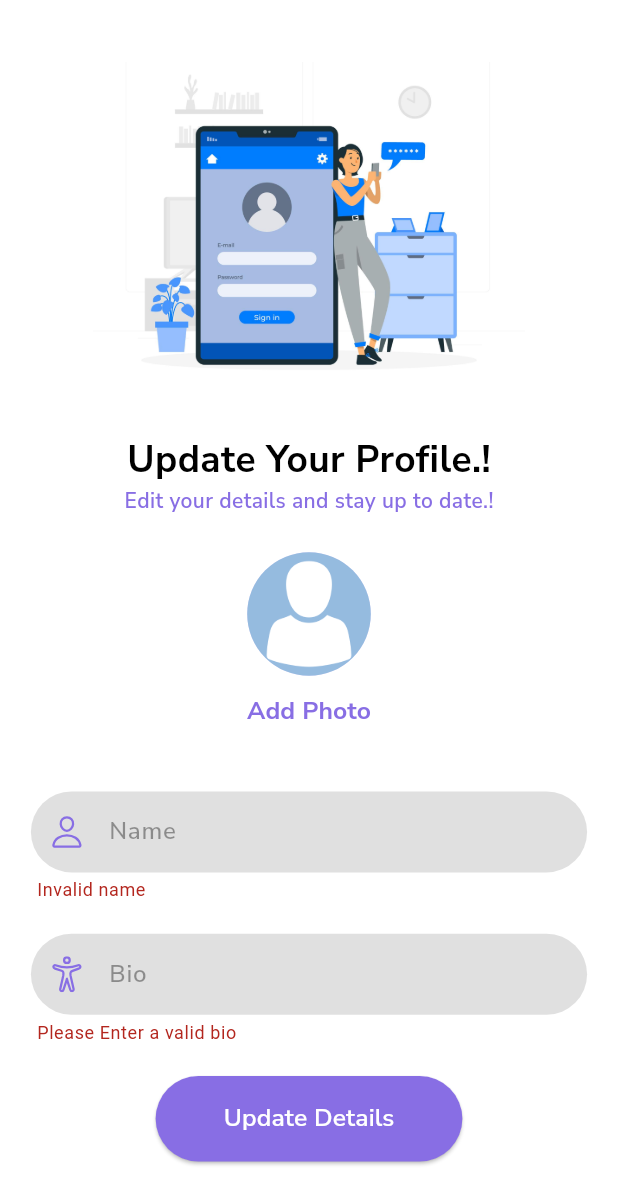
After one commit to NithinYesudas/Alumicet, a Flutter app: the EditProfile screen opened directly, after a tap on "Update Details", on a phone screen of 412 x 824 dp. The commit adds this screen. Shown: the top 1204 px of the screen. Run offline on Flutter 3.47's test engine with Material 2 defaults, Android fonts, the phone set to English and light mode, and no system bars; our stand-ins replace cloud_firestore, cloud_functions, firebase_auth, firebase_core, firebase_storage, google_fonts and 2 more; accounts and stored records are empty; network calls fail.

Commit message:
Added profile edit feature and user profile view from post head

```diff
--- a/lib/helpers/auth/validators.dart
+++ b/lib/helpers/auth/validators.dart
@@ -1,4 +1,5 @@
 class AuthValidators {
+
   static String? emailValidator(String email) {
     if (email.isEmpty || !email.contains("@") || email.length < 5) {
       return "Enter a valid e-mail";
@@ -6,6 +7,7 @@ class AuthValidators {
       return null;
     }
   }
+
   static String? passwordValidator(String password){
     if(password.isEmpty || password.length<8){
       return "Password is too short or empty";
@@ -14,6 +16,7 @@ class AuthValidators {
       return null;
     }
   }
+
   static String? confirmPasswordValidator(String password, String confirmPassword){
     if(password.isEmpty || confirmPassword.isEmpty|| password.length<8){
       return "Password is too short or empty";
--- a/lib/models/post_model.dart
+++ b/lib/models/post_model.dart
@@ -5,8 +5,8 @@ class Post {
   final DateTime createdAt;
   final bool isLiked;
 
-  Post(
-      {required this.userId,
+  Post({
+    required this.userId,
     required this.postId,
     required this.imageUrl,
     required this.caption,
--- a/lib/models/story_model.dart
+++ b/lib/models/story_model.dart
@@ -1,10 +1,9 @@
 class Story {
-  final String userId,  imageUrl;
+  final String userId, imageUrl;
   final DateTime createdAt;
 
   Story(
       {required this.userId,
-
       required this.imageUrl,
       required this.createdAt});
 }
--- a/lib/screens/auth/login_screen.dart
+++ b/lib/screens/auth/login_screen.dart
@@ -1,4 +1,3 @@
-
 import 'package:alumni_connect/screens/auth/signup_screen.dart';
 import 'package:flutter/material.dart';
 import 'package:google_fonts/google_fonts.dart';
--- a/lib/screens/auth/user_data_collection_screen.dart
+++ b/lib/screens/auth/user_data_collection_screen.dart
@@ -135,7 +135,7 @@ class _UserDataCollectionState extends State<UserDataCollection> {
                         TextFormField(
                           controller: _nameController,
                           validator: (value) {
-                            if (value!.isEmpty || value.length < 2) {
+                            if (value!.isEmpty || value.length < 2 || value.contains(RegExp(r'[0-9]'))) {
                               return "Invalid name";
                             } else {
                               return null;
--- /dev/null
+++ b/lib/screens/edit_proile.dart
@@ -0,0 +1,246 @@
+import 'dart:typed_data';
+
+import 'package:flutter/material.dart';
+import 'package:google_fonts/google_fonts.dart';
+import 'package:image_picker/image_picker.dart';
+import 'package:ionicons/ionicons.dart';
+
+import '../services/auth_services.dart';
+import '../utils/accessory_widgets.dart';
+import '../utils/custom_colors.dart';
+
+class EditProfile extends StatefulWidget {
+  const EditProfile({super.key});
+
+  @override
+  State<EditProfile> createState() => _EditProfileState();
+}
+
+class _EditProfileState extends State<EditProfile> {
+
+  final _key = GlobalKey<FormState>();
+  final TextEditingController _nameController = TextEditingController();
+  final TextEditingController _bioController = TextEditingController();
+
+  bool isLoading = false;
+  Uint8List? image;
+  XFile? file;
+  @override
+  void dispose() {
+    // TODO: implement dispose
+    _nameController.dispose();
+    _bioController.dispose();
+    super.dispose();
+  }
+
+  ImageProvider get imageProvider {
+      if (image == null) {
+        return const AssetImage("assets/images/avatar.png");
+      } else {
+        try{
+          return MemoryImage(image!);
+        }
+        catch(error){
+          AccessoryWidgets.snackBar(error.toString(), context);
+          return const AssetImage("assets/images/avatar.png");
+        }
+
+      }
+    }
+
+    @override
+    Widget build(BuildContext context) {
+      final mediaQuery = MediaQuery.of(context).size;
+      return Scaffold(
+        backgroundColor: Colors.white,
+        body: SafeArea(
+          child: SingleChildScrollView(
+            child: Column(
+              crossAxisAlignment: CrossAxisAlignment.center,
+              children: [
+                SizedBox(
+                  height: mediaQuery.height * .05,
+                ),
+                SizedBox(
+                  height: mediaQuery.height * .25,
+                  width: mediaQuery.width * .7,
+                  child: Image.asset(
+                    "assets/images/userdetails.jpg",
+                    fit: BoxFit.cover,
+                  ),
+                ),
+                SizedBox(
+                  height: mediaQuery.height * .05,
+                ),
+                Center(
+
+                  child: Text("Update Your Profile.!",
+                      style: GoogleFonts.nunitoSans(
+                          color: Colors.black,
+                          fontWeight: FontWeight.bold,
+                          fontSize: mediaQuery.width * .06)),
+                ),
+                Text(
+                  "Edit your details and stay up to date.!",
+                  style: GoogleFonts.nunitoSans(
+                      fontWeight: FontWeight.w600,
+                      color: CustomColors.darkAccent),
+                ),
+                SizedBox(
+                  height: mediaQuery.height * .03,
+                ),
+                Center(
+                  child: CircleAvatar(
+                      radius: mediaQuery.width * .1,
+                      backgroundImage: imageProvider),
+                ),
+                TextButton(
+                    onPressed: () async {
+                      try {
+                        file = await ImagePicker()
+                            .pickImage(source: ImageSource.gallery);
+                        if (file != null) {
+                          var f = await file!.readAsBytes();
+
+                          setState(()  {
+                            image = f;
+                          });
+                        }
+                      } catch (error) {
+                        AccessoryWidgets.snackBar(error.toString(), context);
+                      }
+                    },
+                    child: Text(
+                      "Add Photo",
+                      style: GoogleFonts.nunitoSans(
+                          fontWeight: FontWeight.bold,
+                          fontSize: mediaQuery.width * .04,
+                          color: CustomColors.darkAccent),
+                    )),
+                SizedBox(
+                  height: mediaQuery.height * .01,
+                ),
+                Form(
+                    key: _key,
+                    child: Container(
+                      padding: EdgeInsets.symmetric(
+                          horizontal: mediaQuery.width * .05),
+                      height: mediaQuery.height * .35,
+                      child: Column(
+                        mainAxisAlignment: MainAxisAlignment.spaceEvenly,
+                        children: [
+                          TextFormField(
+                            controller: _nameController,
+                            validator: (value) {
+                              if (value!.isEmpty || value.length < 2 || value.contains(RegExp(r'[0-9]'))) {
+                                return "Invalid name";
+                              } else {
+                                return null;
+                              }
+                            },
+                            style: GoogleFonts.nunitoSans(),
+                            textInputAction: TextInputAction.next,
+                            keyboardType: TextInputType.emailAddress,
+                            decoration: InputDecoration(
+                                contentPadding:
+                                const EdgeInsets.symmetric(vertical: 15),
+                                prefixIcon: Icon(
+                                  Ionicons.person_outline,
+                                  color: CustomColors.lightAccent,
+                                ),
+                                hintText: "Name",
+                                hintStyle: GoogleFonts.nunitoSans(
+                                    fontWeight: FontWeight.w600,
+                                    color: Colors.black38),
+                                fillColor: Colors.black12,
+                                filled: true,
+                                border: OutlineInputBorder(
+                                    borderRadius: BorderRadius.circular(30),
+                                    borderSide: BorderSide.none)),
+                          ),
+                          TextFormField(
+                            controller: _bioController,
+                            maxLines: null,
+                            validator: (value) {
+                              if (value!.isEmpty || value.length < 5) {
+                                return "Please Enter a valid bio";
+                              } else {
+                                return null;
+                              }
+                            },
+                            style: GoogleFonts.nunitoSans(),
+                            textInputAction: TextInputAction.newline,
+                            keyboardType: TextInputType.multiline,
+                            decoration: InputDecoration(
+                                contentPadding:
+                                const EdgeInsets.symmetric(vertical: 15),
+                                prefixIcon: Icon(
+                                  Ionicons.accessibility_outline,
+                                  color: CustomColors.lightAccent,
+                                ),
+                                hintText: "Bio",
+                                hintStyle: GoogleFonts.nunitoSans(
+                                    fontWeight: FontWeight.w600,
+                                    color: Colors.black38),
+                                fillColor: Colors.black12,
+                                filled: true,
+                                border: OutlineInputBorder(
+                                    borderRadius: BorderRadius.circular(30),
+                                    borderSide: BorderSide.none)),
+                          ),
+
+                          ElevatedButton(
+                              onPressed: () async {
+                                bool isValid = _key.currentState!.validate();
+                                if (isValid) {
+                                  setState(() {
+                                    isLoading = true;
+                                  });
+
+                                  bool isSuccessful =
+                                  await AuthServices.updateDetails(
+                                      image!,
+                                      _nameController.text.toLowerCase(),
+                                      _bioController.text,
+
+                                      context);
+                                  isLoading = false;
+                                  if (isSuccessful) {
+                                    nextPage();
+                                  } else {
+                                    setState(() {});
+                                  }
+                                }
+                              },
+                              style: ButtonStyle(
+                                  padding: MaterialStateProperty.all(
+                                      EdgeInsets.symmetric(
+                                          horizontal: mediaQuery.width * .11,
+                                          vertical: mediaQuery.height * .02)),
+                                  backgroundColor: MaterialStateProperty.all(
+                                      CustomColors.darkAccent)),
+                              child: isLoading
+                                  ? const CircularProgressIndicator(
+                                strokeWidth: 1,
+                                color: Colors.white,
+                              )
+                                  : Text(
+                                "Update Details",
+                                style: GoogleFonts.nunitoSans(
+                                    color: Colors.white,
+                                    fontWeight: FontWeight.w600,
+                                    fontSize: mediaQuery.width * .04),
+                              ))
+                        ],
+                      ),
+                    ))
+              ],
+            ),
+          ),
+        ),
+      );
+  }
+  void nextPage() {
+   Navigator.pop(context);
+  }
+}
--- a/lib/screens/post_edit_screen.dart
+++ b/lib/screens/post_edit_screen.dart
@@ -1,4 +1,3 @@
-import 'dart:io';
 import 'dart:typed_data';
 
 import 'package:flutter/material.dart';
@@ -26,7 +25,7 @@ class _PostEditScreenState extends State<PostEditScreen> {
     return Scaffold(
       appBar: AppBar(
         leadingWidth: 0,
-        leading: SizedBox(),
+        leading: const SizedBox(),
         backgroundColor: CustomColors.lightAccent,
         title: Text(
           "Post a Job",
@@ -61,7 +60,8 @@ class _PostEditScreenState extends State<PostEditScreen> {
                   maxLines: null,
                   textInputAction: TextInputAction.newline,
                   decoration: InputDecoration(
-                      contentPadding:  EdgeInsets.symmetric(vertical: mediaQuery.height*.02),
+                      contentPadding: EdgeInsets.symmetric(
+                          vertical: mediaQuery.height * .02),
                       prefixIcon: Icon(
                         Ionicons.chatbox_outline,
                         color: CustomColors.lightAccent,
--- a/lib/services/story_services.dart
+++ b/lib/services/story_services.dart
@@ -1,5 +1,4 @@
 import 'dart:typed_data';
-
 import 'package:cloud_firestore/cloud_firestore.dart';
 import 'package:firebase_auth/firebase_auth.dart';
 import 'package:firebase_storage/firebase_storage.dart';
```
Also changed, not shown: lib/component_widgets/homescreen_widgets/post_head_section.dart (+8 -2 lines), lib/component_widgets/profile_widgets/follow_button.dart (+3 -7 lines), lib/component_widgets/profile_widgets/mutual_followers_list.dart (+9 -8 lines), lib/component_widgets/profile_widgets/post_list_widget.dart (+5 -4 lines), lib/screens/home_tab_screens/home_screen.dart (+21 -12 lines), lib/screens/home_tab_screens/profile_screen.dart (+24 -9 lines), lib/screens/home_tab_screens/search_screen.dart (+12 -5 lines), lib/services/auth_services.dart (+47 -23 lines). Lines whose indentation alone changed are shown as unchanged.
